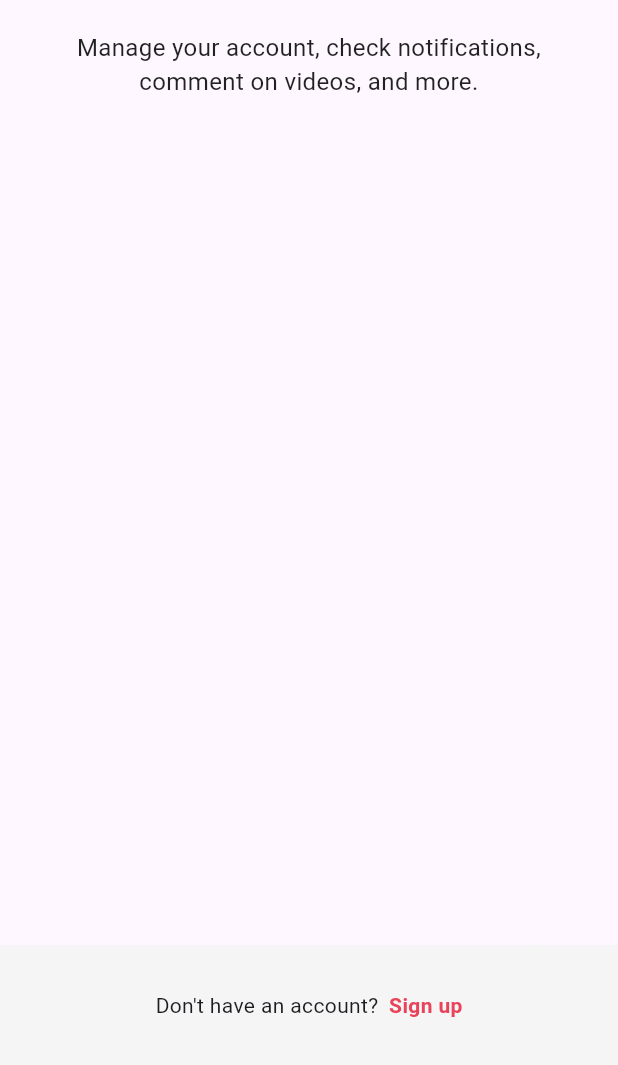
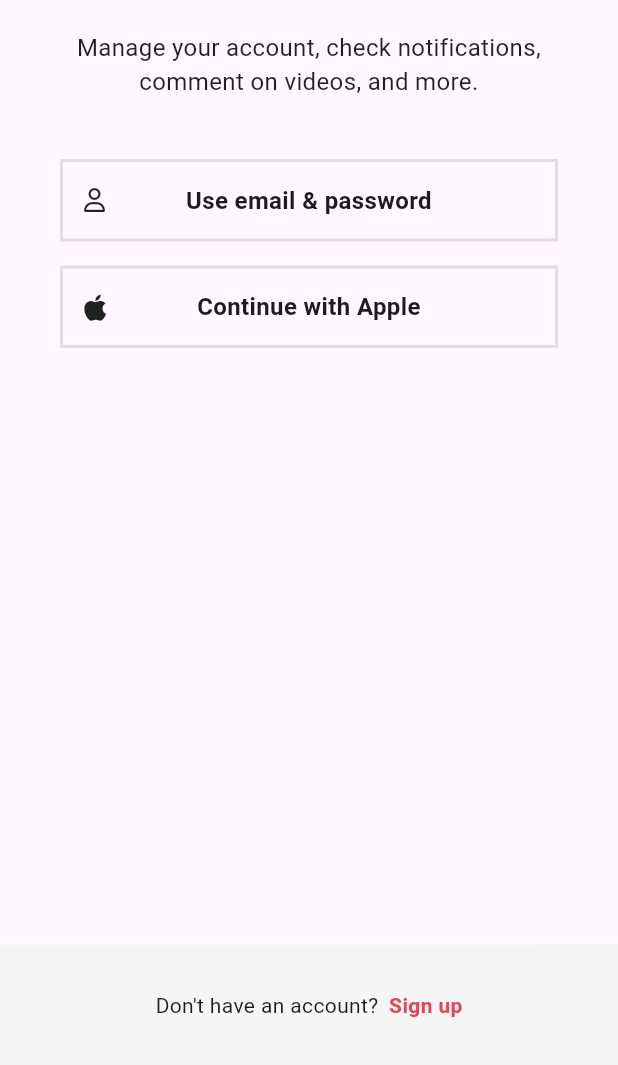
Before and after one commit to cattynip/pie, a Flutter app: the screen it shows after launch, after a tap on "Log in", on a phone screen of 412 x 824 dp, the part 171-1236 px from its top. Run offline on Flutter 3.47's test engine with Material 2 defaults, Android fonts, the light colour scheme and no system bars; our stand-ins replace font_awesome_flutter.

Commit message:
#4.2 AuthButton

```diff
--- a/lib/features/authentication/login_screen.dart
+++ b/lib/features/authentication/login_screen.dart
@@ -1,8 +1,8 @@
-import 'package:flutter/cupertino.dart';
 import 'package:flutter/material.dart';
+import 'package:font_awesome_flutter/font_awesome_flutter.dart';
 import 'package:ticktok/constants/gaps.dart';
 import 'package:ticktok/constants/sizes.dart';
-import 'package:ticktok/features/authentication/signup_screen.dart';
+import 'package:ticktok/features/authentication/widgets/auth_button.dart';
 
 class LogInScreen extends StatelessWidget {
   const LogInScreen({super.key});
@@ -36,6 +36,22 @@ class LogInScreen extends StatelessWidget {
                 ),
                 textAlign: TextAlign.center,
               ),
+              Gaps.v40,
+              AuthButton(
+                buttonText: "Use email & password",
+                buttonIcon: FaIcon(
+                  FontAwesomeIcons.user,
+                  size: Sizes.size16,
+                ),
+              ),
+              Gaps.v16,
+              AuthButton(
+                buttonText: "Continue with Apple",
+                buttonIcon: FaIcon(
+                  FontAwesomeIcons.apple,
+                  size: Sizes.size20,
+                ),
+              )
             ],
           ),
         ),
--- a/lib/features/authentication/signup_screen.dart
+++ b/lib/features/authentication/signup_screen.dart
@@ -1,5 +1,6 @@
 import 'package:flutter/cupertino.dart';
 import 'package:flutter/material.dart';
+import 'package:font_awesome_flutter/font_awesome_flutter.dart';
 import 'package:ticktok/constants/gaps.dart';
 import 'package:ticktok/constants/sizes.dart';
 import 'package:ticktok/features/authentication/login_screen.dart';
@@ -41,14 +42,21 @@ class SignUpScreen extends StatelessWidget {
                 ),
                 textAlign: TextAlign.center,
               ),
-              Gaps.v20,
+              Gaps.v40,
               AuthButton(
-                buttonText: "Use phone or email",
-                buttonIcon: Icons.person,
+                buttonText: "Use email & password",
+                buttonIcon: FaIcon(
+                  FontAwesomeIcons.user,
+                  size: Sizes.size16,
+                ),
               ),
+              Gaps.v16,
               AuthButton(
                 buttonText: "Continue with Apple",
-                buttonIcon: Icons.apple,
+                buttonIcon: FaIcon(
+                  FontAwesomeIcons.apple,
+                  size: Sizes.size20,
+                ),
               )
             ],
           ),
--- a/lib/features/authentication/widgets/auth_button.dart
+++ b/lib/features/authentication/widgets/auth_button.dart
@@ -1,9 +1,10 @@
 import 'package:flutter/material.dart';
+import 'package:font_awesome_flutter/font_awesome_flutter.dart';
 import 'package:ticktok/constants/sizes.dart';
 
 class AuthButton extends StatelessWidget {
   final String buttonText;
-  final IconData buttonIcon;
+  final FaIcon buttonIcon;
 
   const AuthButton({
     required this.buttonText,
@@ -16,13 +17,21 @@ class AuthButton extends StatelessWidget {
     return FractionallySizedBox(
       widthFactor: 1,
       child: Container(
-        padding: const EdgeInsets.symmetric(vertical: Sizes.size14),
+        padding: const EdgeInsets.all(Sizes.size14),
         decoration: BoxDecoration(
           border: Border.all(
             color: Colors.grey.shade300,
             width: Sizes.size2,
           ),
         ),
+        child: Stack(
+          alignment: Alignment.center,
+          children: [
+            Align(
+              alignment: Alignment.centerLeft,
+              child: buttonIcon,
+            ),
+            Expanded(
               child: Text(
                 buttonText,
                 style: const TextStyle(
@@ -31,6 +40,9 @@ class AuthButton extends StatelessWidget {
                 ),
                 textAlign: TextAlign.center,
               ),
+            )
+          ],
+        ),
       ),
     );
   }
--- a/pubspec.yaml
+++ b/pubspec.yaml
@@ -8,6 +8,7 @@ dependencies:
   flutter:
     sdk: flutter
   cupertino_icons: ^1.0.2
+  font_awesome_flutter: ^10.5.0
 
 dev_dependencies:
   flutter_test:
```
Also changed, not shown: pubspec.lock. Lines whose indentation alone changed are shown as unchanged.
